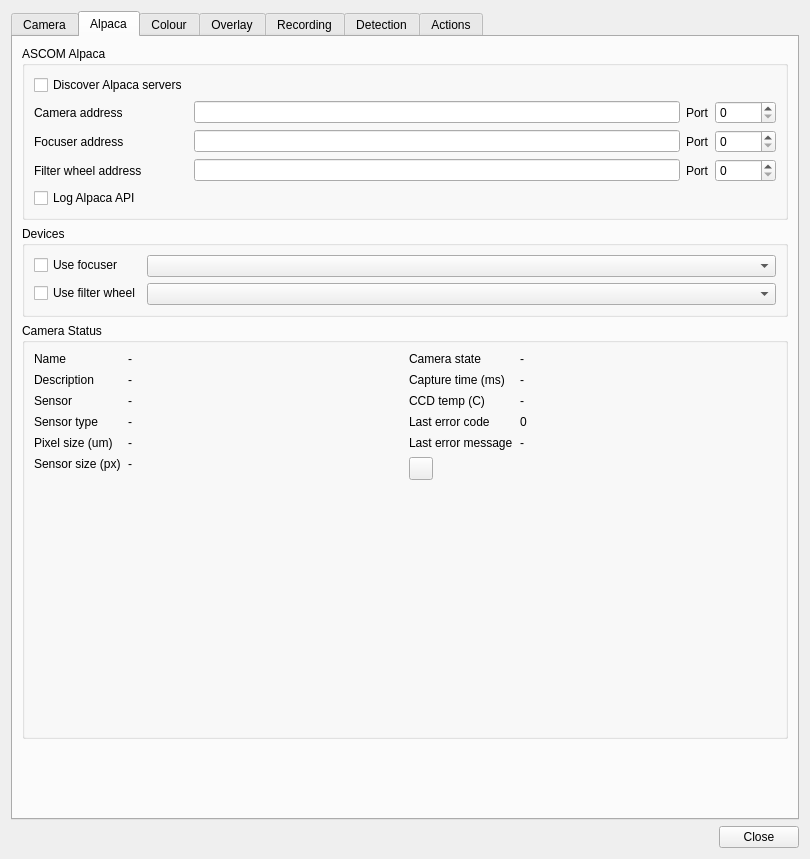
srcejon/sdrangel, file plugins/feature/camera/camerasettingsdialog.ui: the form before one commit.
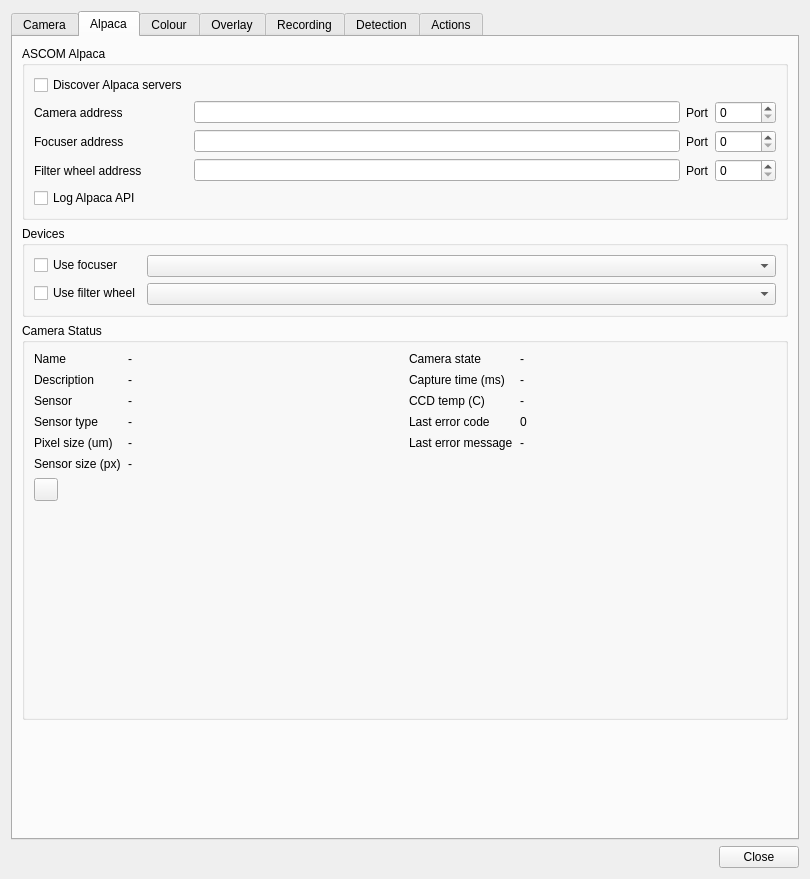
The form after the commit. The open tabs and pages were chosen to show the change. Icons and pictures are not drawn.

Diff of the .ui file:
```diff
--- a/plugins/feature/camera/camerasettingsdialog.ui
+++ b/plugins/feature/camera/camerasettingsdialog.ui
@@ -7,7 +7,7 @@
     <x>0</x>
     <y>0</y>
     <width>810</width>
-    <height>859</height>
+    <height>879</height>
    </rect>
   </property>
   <property name="windowTitle">
@@ -893,21 +893,7 @@
              </layout>
             </item>
             <item>
-             <layout class="QGridLayout" name="gridLayout_9">
-              <item row="0" column="1">
-               <widget class="QLabel" name="cameraStateLabel">
-                <property name="text">
-                 <string>-</string>
-                </property>
-               </widget>
-              </item>
-              <item row="1" column="1">
-               <widget class="QLabel" name="captureTimeLabel">
-                <property name="text">
-                 <string>-</string>
-                </property>
-               </widget>
-              </item>
+             <layout class="QFormLayout" name="formLayout">
               <item row="0" column="0">
                <widget class="QLabel" name="cameraStateTextLabel">
                 <property name="text">
@@ -915,23 +901,10 @@
                 </property>
                </widget>
               </item>
-              <item row="6" column="0">
-               <spacer name="alpacaSpacer">
-                <property name="orientation">
-                 <enum>Qt::Orientation::Vertical</enum>
-                </property>
-                <property name="sizeHint" stdset="0">
-                 <size>
-                  <width>20</width>
-                  <height>40</height>
-                 </size>
-                </property>
-               </spacer>
-              </item>
-              <item row="2" column="0">
-               <widget class="QLabel" name="ccdTempTextLabel">
+              <item row="0" column="1">
+               <widget class="QLabel" name="cameraStateLabel">
                 <property name="text">
-                 <string>CCD temp (C)</string>
+                 <string>-</string>
                 </property>
                </widget>
               </item>
@@ -942,6 +915,20 @@
                 </property>
                </widget>
               </item>
+              <item row="1" column="1">
+               <widget class="QLabel" name="captureTimeLabel">
+                <property name="text">
+                 <string>-</string>
+                </property>
+               </widget>
+              </item>
+              <item row="2" column="0">
+               <widget class="QLabel" name="ccdTempTextLabel">
+                <property name="text">
+                 <string>CCD temp (C)</string>
+                </property>
+               </widget>
+              </item>
               <item row="2" column="1">
                <widget class="QLabel" name="ccdTempLabel">
                 <property name="text">
@@ -980,7 +967,11 @@
                 </property>
                </widget>
               </item>
-              <item row="5" column="0">
+             </layout>
+            </item>
+           </layout>
+          </item>
+          <item>
                <widget class="QToolButton" name="clearChart">
                 <property name="toolTip">
                  <string>Clear chart</string>
@@ -994,10 +985,6 @@
                 </property>
                </widget>
               </item>
-             </layout>
-            </item>
-           </layout>
-          </item>
           <item>
            <widget class="QWidget" name="alpacaTempChartContainer" native="true">
             <property name="minimumSize">
```
Left out of the diff: 2 changed lines with no effect on the pictures. Lines whose indentation alone changed are shown as unchanged.
